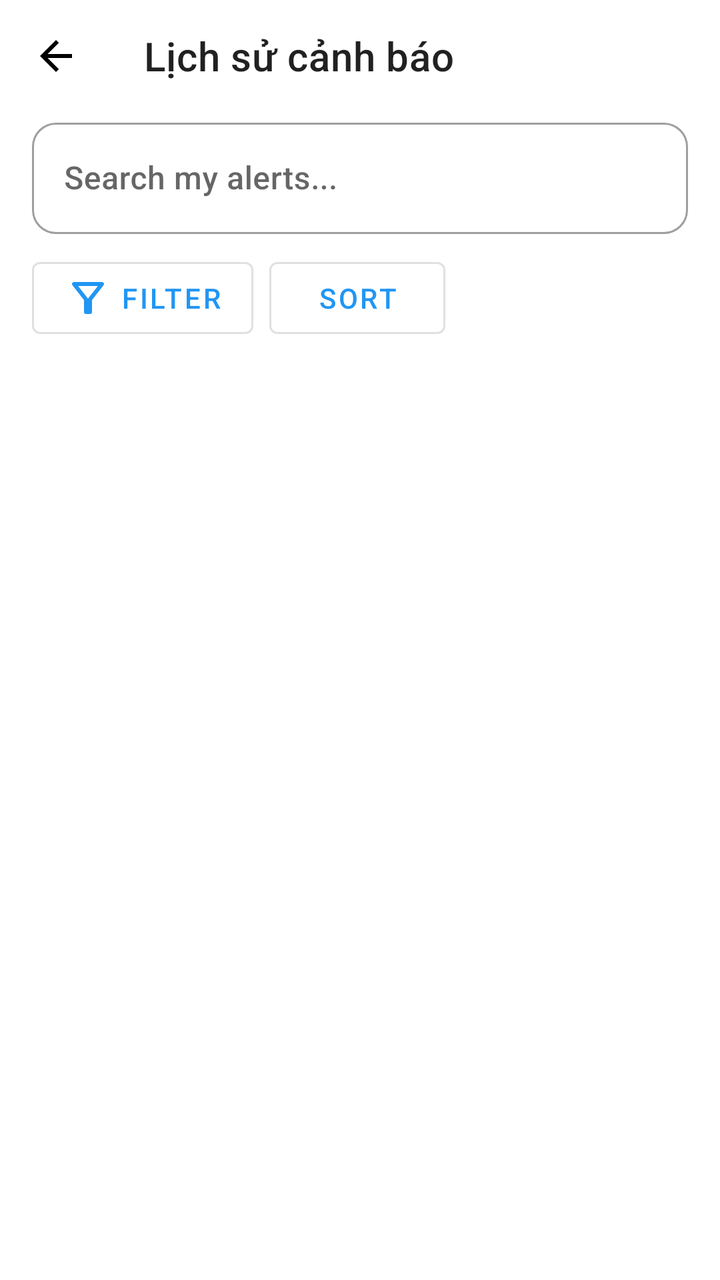
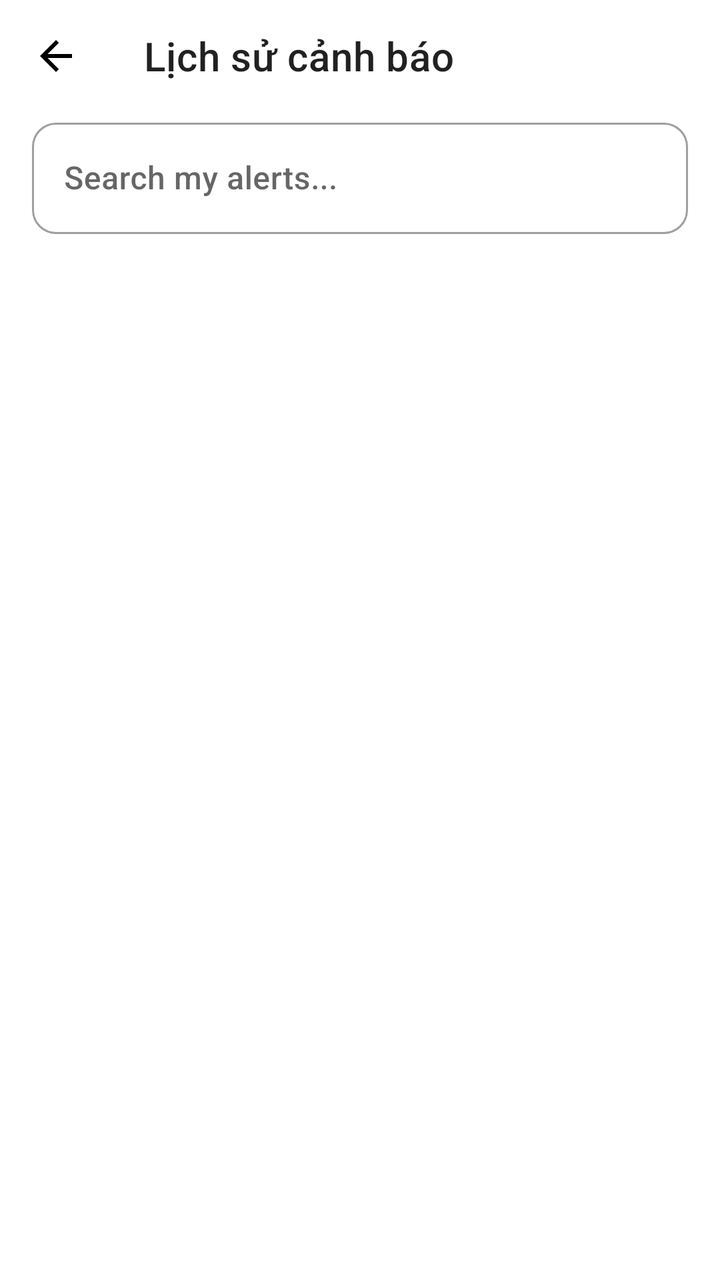

Compare the two renders of this Android layout. The source of the first and the diff that turns it into the second are given below.
<!-- AndroidManifest.xml: activity theme Theme.CommunityAlert -->
<!-- res/layout/activity_my_alert.xml -->
<?xml version="1.0" encoding="utf-8"?>
<LinearLayout xmlns:android="http://schemas.android.com/apk/res/android"
    xmlns:app="http://schemas.android.com/apk/res-auto"
    xmlns:tools="http://schemas.android.com/tools"
    android:layout_width="match_parent"
    android:layout_height="match_parent"
    android:orientation="vertical"
    android:background="@color/white"
    tools:context=".MyAlertActivity">

    <com.google.android.material.appbar.MaterialToolbar
        android:id="@+id/toolbar"
        android:layout_width="match_parent"
        android:layout_height="?attr/actionBarSize"
        app:title="Lịch sử cảnh báo"
        app:navigationIcon="@drawable/ic_baseline_arrow_back_24" />

    <com.google.android.material.textfield.TextInputLayout
        android:layout_width="match_parent"
        android:layout_height="wrap_content"
        style="@style/Widget.MaterialComponents.TextInputLayout.OutlinedBox"
        app:boxCornerRadiusTopStart="12dp"
        app:boxCornerRadiusTopEnd="12dp"
        app:boxCornerRadiusBottomStart="12dp"
        app:boxCornerRadiusBottomEnd="12dp"
        android:hint="Search my alerts..."
        android:layout_marginStart="16dp"
        android:layout_marginEnd="16dp"
        android:layout_marginBottom="8dp">

        <com.google.android.material.textfield.TextInputEditText
            android:id="@+id/et_search"
            android:layout_width="match_parent"
            android:layout_height="wrap_content" />
    </com.google.android.material.textfield.TextInputLayout>

    <LinearLayout
        android:layout_width="match_parent"
        android:layout_height="wrap_content"
        android:orientation="horizontal"
        android:layout_marginStart="16dp"
        android:layout_marginEnd="16dp"
        android:layout_marginBottom="16dp">

        <com.google.android.material.button.MaterialButton
            android:id="@+id/btn_filter"
            android:layout_width="wrap_content"
            android:layout_height="wrap_content"
            android:text="Filter"
            app:icon="@drawable/ic_baseline_filter_list_24"
            style="@style/Widget.MaterialComponents.Button.OutlinedButton" />

        <com.google.android.material.button.MaterialButton
            android:id="@+id/btn_sort"
            android:layout_width="wrap_content"
            android:layout_height="wrap_content"
            android:text="Sort"
            style="@style/Widget.MaterialComponents.Button.OutlinedButton"
            android:layout_marginStart="8dp"/>
    </LinearLayout>

    <FrameLayout
        android:layout_width="match_parent"
        android:layout_height="match_parent">

        <androidx.recyclerview.widget.RecyclerView
            android:id="@+id/recycler_view_alerts"
            android:layout_width="match_parent"
            android:layout_height="match_parent"
            tools:listitem="@layout/item_alert_history" />

        <TextView
            android:id="@+id/tv_empty_state"
            android:layout_width="wrap_content"
            android:layout_height="wrap_content"
            android:layout_gravity="center"
            android:text="Loading alerts..."
            android:textSize="16sp"
            android:textColor="@android:color/darker_gray"
            android:gravity="center"
            android:visibility="gone"/>

    </FrameLayout>

</LinearLayout>
<!-- res/layout/item_alert_history.xml (included above) -->
<?xml version="1.0" encoding="utf-8"?>
<com.google.android.material.card.MaterialCardView xmlns:android="http://schemas.android.com/apk/res/android"
    xmlns:app="http://schemas.android.com/apk/res-auto"
    android:layout_width="match_parent"
    android:layout_height="wrap_content"
    android:layout_margin="8dp"
    app:cardCornerRadius="12dp"
    app:cardElevation="2dp">

    <LinearLayout
        android:layout_width="match_parent"
        android:layout_height="wrap_content"
        android:orientation="vertical"
        android:padding="16dp">

        
        <LinearLayout
            android:layout_width="match_parent"
            android:layout_height="wrap_content"
            android:orientation="horizontal"
            android:layout_marginBottom="8dp">

            <TextView
                android:id="@+id/tv_alert_type"
                android:layout_width="0dp"
                android:layout_height="wrap_content"
                android:layout_weight="1"
                android:text="Flood"
                android:textSize="18sp"
                android:textStyle="bold"
                android:textColor="@color/design_default_color_error" />

            <TextView
                android:id="@+id/tv_timestamp"
                android:layout_width="wrap_content"
                android:layout_height="wrap_content"
                android:text="2 hours ago"
                android:textSize="12sp"
                android:textColor="@android:color/darker_gray" />

        </LinearLayout>

        
        <TextView
            android:id="@+id/tv_description"
            android:layout_width="match_parent"
            android:layout_height="wrap_content"
            android:text="Heavy flooding on main street"
            android:textSize="14sp"
            android:textColor="@android:color/black"
            android:layout_marginBottom="8dp"
            android:maxLines="2"
            android:ellipsize="end" />

        
        <LinearLayout
            android:layout_width="match_parent"
            android:layout_height="wrap_content"
            android:orientation="horizontal"
            android:layout_marginBottom="12dp">

            <TextView
                android:id="@+id/tv_location"
                android:layout_width="0dp"
                android:layout_height="wrap_content"
                android:layout_weight="1"
                android:text="Lat: 21.0285, Lng: 105.8542"
                android:textSize="12sp"
                android:textColor="@android:color/darker_gray"
                android:drawableStart="@drawable/ic_baseline_location_on_24"
                android:drawablePadding="4dp" />

            <TextView
                android:id="@+id/tv_confirm_count"
                android:layout_width="wrap_content"
                android:layout_height="wrap_content"
                android:text="5 confirmations"
                android:textSize="12sp"
                android:textStyle="bold"
                android:textColor="@color/design_default_color_primary" />

        </LinearLayout>

        <LinearLayout
            android:layout_width="match_parent"
            android:layout_height="wrap_content"
            android:orientation="horizontal"
            android:gravity="end">

            <com.google.android.material.button.MaterialButton
                android:id="@+id/btn_edit"
                android:layout_width="wrap_content"
                android:layout_height="44dp"
                android:text="Edit"
                android:textColor="@android:color/white"
                android:backgroundTint="@color/design_default_color_primary"
                app:cornerRadius="8dp"
                android:layout_marginEnd="8dp"
                android:minWidth="80dp"
                android:paddingStart="20dp"
                android:paddingEnd="20dp"
                android:textSize="14sp"
                style="@style/Widget.Material3.Button" />

            <com.google.android.material.button.MaterialButton
                android:id="@+id/btn_delete"
                android:layout_width="wrap_content"
                android:layout_height="44dp"
                android:text="Delete"
                android:textColor="@android:color/white"
                android:backgroundTint="@color/design_default_color_error"
                app:cornerRadius="8dp"
                android:minWidth="80dp"
                android:paddingStart="20dp"
                android:paddingEnd="20dp"
                android:textSize="14sp"
                style="@style/Widget.Material3.Button" />

        </LinearLayout>

    </LinearLayout>

</com.google.android.material.card.MaterialCardView>
<!-- resources referenced by this layout -->
<resources>
  <color name="white">#FFFFFFFF</color>
  <!-- drawable ic_baseline_arrow_back_24 (drawable) -->
  <vector xmlns:android="http://schemas.android.com/apk/res/android" android:autoMirrored="true" android:height="24dp" android:tint="#000000" android:viewportHeight="960" android:viewportWidth="960" android:width="24dp">
        
      <path android:fillColor="@android:color/white" android:pathData="M313,520L537,744L480,800L160,480L480,160L537,216L313,440L800,440L800,520L313,520Z"/>
      
  </vector>
  <!-- drawable ic_baseline_filter_list_24 (drawable) -->
  <vector xmlns:android="http://schemas.android.com/apk/res/android" android:height="24dp" android:tint="#000000" android:viewportHeight="960" android:viewportWidth="960" android:width="24dp">
        
      <path android:fillColor="@android:color/white" android:pathData="M440,800Q423,800 411.5,788.5Q400,777 400,760L400,520L168,224Q153,204 163.5,182Q174,160 200,160L760,160Q786,160 796.5,182Q807,204 792,224L560,520L560,760Q560,777 548.5,788.5Q537,800 520,800L440,800ZM480,492L678,240L282,240L480,492ZM480,492L480,492L480,492Z"/>
      
  </vector>
  <!-- drawable ic_baseline_location_on_24 (drawable) -->
  <vector xmlns:android="http://schemas.android.com/apk/res/android"
      android:width="24dp"
      android:height="24dp"
      android:viewportWidth="24"
      android:viewportHeight="24"
      android:tint="#FF0000">
    <path
        android:fillColor="@android:color/white"
        android:pathData="M12,2C8.13,2 5,5.13 5,9c0,5.25 7,13 7,13s7,-7.75 7,-13c0,-3.87 -3.13,-7 -7,-7zM12,11.5c-1.38,0 -2.5,-1.12 -2.5,-2.5s1.12,-2.5 2.5,-2.5 2.5,1.12 2.5,2.5 -1.12,2.5 -2.5,2.5z"/>
  </vector>
  <style name="Theme.CommunityAlert" parent="Theme.MaterialComponents.Light.NoActionBar">
          <item name="colorPrimary">@color/blue_500</item>
          <item name="colorPrimaryVariant">@color/blue_500</item>
          <item name="colorOnPrimary">@color/white</item>
          <item name="colorSecondary">@color/green_500</item>
          <item name="colorSecondaryVariant">@color/green_500</item>
          <item name="colorOnSecondary">@color/white</item>
          <item name="android:statusBarColor" tools:targetApi="l">?attr/colorPrimaryVariant</item>
          <item name="fontFamily">sans-serif-medium</item> </style>
  <color name="blue_500">#2196F3</color>
  <color name="green_500">#4CAF50</color>
</resources>

<!-- the commit's change to res/layout/activity_my_alert.xml (unified diff, before → after) -->
@@ -42,21 +42,6 @@
         android:layout_marginEnd="16dp"
         android:layout_marginBottom="16dp">
 
-        <com.google.android.material.button.MaterialButton
-            android:id="@+id/btn_filter"
-            android:layout_width="wrap_content"
-            android:layout_height="wrap_content"
-            android:text="Filter"
-            app:icon="@drawable/ic_baseline_filter_list_24"
-            style="@style/Widget.MaterialComponents.Button.OutlinedButton" />
-
-        <com.google.android.material.button.MaterialButton
-            android:id="@+id/btn_sort"
-            android:layout_width="wrap_content"
-            android:layout_height="wrap_content"
-            android:text="Sort"
-            style="@style/Widget.MaterialComponents.Button.OutlinedButton"
-            android:layout_marginStart="8dp"/>
     </LinearLayout>
 
     <FrameLayout
@@ -177,7 +162,7 @@
                 android:id="@+id/btn_edit"
                 android:layout_width="wrap_content"
                 android:layout_height="44dp"
-                android:text="Edit"
+                android:text="Chỉnh sửa"
                 android:textColor="@android:color/white"
                 android:backgroundTint="@color/design_default_color_primary"
                 app:cornerRadius="8dp"
@@ -192,7 +177,7 @@
                 android:id="@+id/btn_delete"
                 android:layout_width="wrap_content"
                 android:layout_height="44dp"
-                android:text="Delete"
+                android:text="Xóa"
                 android:textColor="@android:color/white"
                 android:backgroundTint="@color/design_default_color_error"
                 app:cornerRadius="8dp"
<!-- resource entries referenced after the edit -->
@@ -5,12 +5,6 @@
   <vector xmlns:android="http://schemas.android.com/apk/res/android" android:autoMirrored="true" android:height="24dp" android:tint="#000000" android:viewportHeight="960" android:viewportWidth="960" android:width="24dp">
         
       <path android:fillColor="@android:color/white" android:pathData="M313,520L537,744L480,800L160,480L480,160L537,216L313,440L800,440L800,520L313,520Z"/>
-      
-  </vector>
-  <!-- drawable ic_baseline_filter_list_24 (drawable) -->
-  <vector xmlns:android="http://schemas.android.com/apk/res/android" android:height="24dp" android:tint="#000000" android:viewportHeight="960" android:viewportWidth="960" android:width="24dp">
-        
-      <path android:fillColor="@android:color/white" android:pathData="M440,800Q423,800 411.5,788.5Q400,777 400,760L400,520L168,224Q153,204 163.5,182Q174,160 200,160L760,160Q786,160 796.5,182Q807,204 792,224L560,520L560,760Q560,777 548.5,788.5Q537,800 520,800L440,800ZM480,492L678,240L282,240L480,492ZM480,492L480,492L480,492Z"/>
       
   </vector>
   <!-- drawable ic_baseline_location_on_24 (drawable) -->
